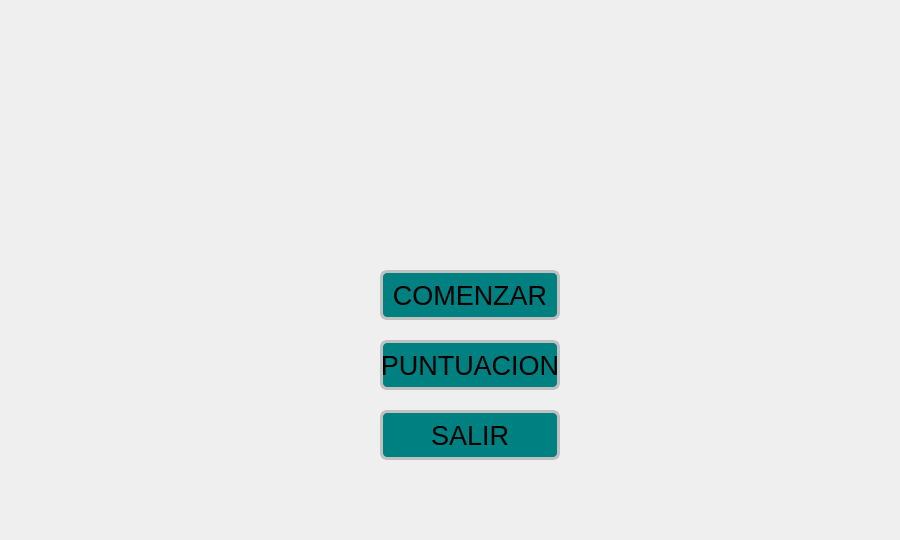
Qt form maze_in_the_space/mainwindow.ui (kumagiri/maze_in_the_space) before a commit.
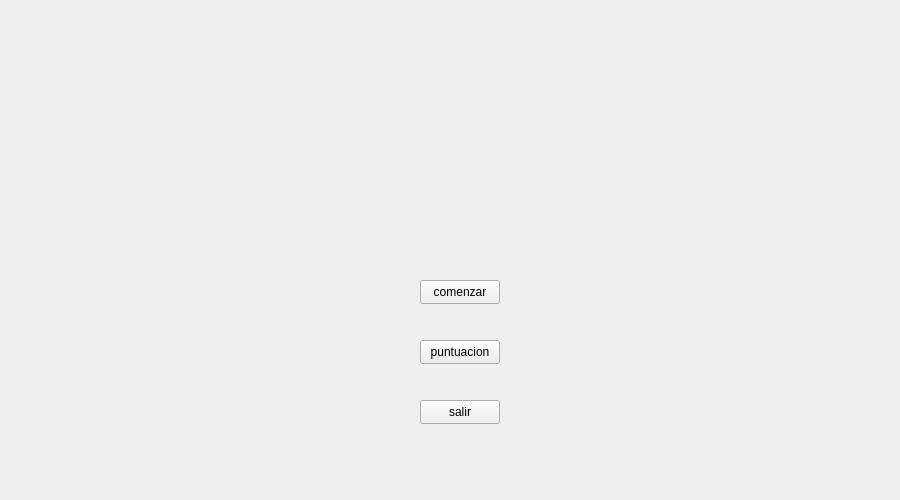
The same form after that commit. Icons and pictures are not drawn.

The edit to the form file:
```diff
--- a/maze_in_the_space/mainwindow.ui
+++ b/maze_in_the_space/mainwindow.ui
@@ -7,91 +7,55 @@
     <x>0</x>
     <y>0</y>
     <width>900</width>
-    <height>540</height>
+    <height>500</height>
    </rect>
   </property>
   <property name="windowTitle">
    <string>MainWindow</string>
   </property>
-  <widget class="QWidget" name="centralwidget">
-   <property name="styleSheet">
-    <string notr="true">#centralwidget{
-background-image:url(://menu1.png);
-}
-#comenzar{
-color:black;
-qproperty-alignement:aligncenter;
-background:teal;
-border:3px solid silver;
-border-radius:7px
-}
-#puntuacion{
-color:black;
-qproperty-alignement:aligncenter;
-background:teal;
-border:3px solid silver;
-border-radius:7px
-}
-#salir{
-color:black;
-qproperty-alignement:aligncenter;
-background:teal;
-border:3px solid silver;
-border-radius:7px
+  <property name="styleSheet">
+   <string notr="true">#centralwidget{
+background-image: url(:/menu1.png);
 }</string>
-   </property>
+  </property>
+  <widget class="QWidget" name="centralwidget">
+   <widget class="QPushButton" name="comenzar">
+    <property name="geometry">
+     <rect>
+      <x>420</x>
+      <y>280</y>
+      <width>80</width>
+      <height>24</height>
+     </rect>
+    </property>
+    <property name="text">
+     <string>comenzar</string>
+    </property>
+   </widget>
    <widget class="QPushButton" name="puntuacion">
     <property name="geometry">
      <rect>
-      <x>380</x>
+      <x>420</x>
       <y>340</y>
-      <width>180</width>
-      <height>50</height>
+      <width>80</width>
+      <height>24</height>
      </rect>
     </property>
-    <property name="font">
-     <font>
-      <pointsize>20</pointsize>
-     </font>
-    </property>
     <property name="text">
-     <string>PUNTUACION</string>
+     <string>puntuacion</string>
     </property>
    </widget>
    <widget class="QPushButton" name="salir">
     <property name="geometry">
      <rect>
-      <x>380</x>
-      <y>410</y>
-      <width>180</width>
-      <height>50</height>
+      <x>420</x>
+      <y>400</y>
+      <width>80</width>
+      <height>24</height>
      </rect>
     </property>
-    <property name="font">
-     <font>
-      <pointsize>20</pointsize>
-     </font>
-    </property>
     <property name="text">
-     <string>SALIR</string>
-    </property>
-   </widget>
-   <widget class="QPushButton" name="comenzar">
-    <property name="geometry">
-     <rect>
-      <x>380</x>
-      <y>270</y>
-      <width>180</width>
-      <height>50</height>
-     </rect>
-    </property>
-    <property name="font">
-     <font>
-      <pointsize>20</pointsize>
-     </font>
-    </property>
-    <property name="text">
-     <string>COMENZAR</string>
+     <string>salir</string>
     </property>
    </widget>
   </widget>
```
Left out of the diff: 2 changed lines with no effect on the pictures.
